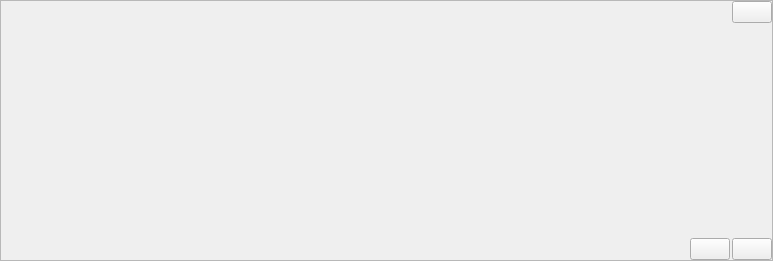
Above: src/gui/Dlg/rgb.ui from LaM0uette/PySide6_Blank_Project_demo before the change. Below: the same form after it.
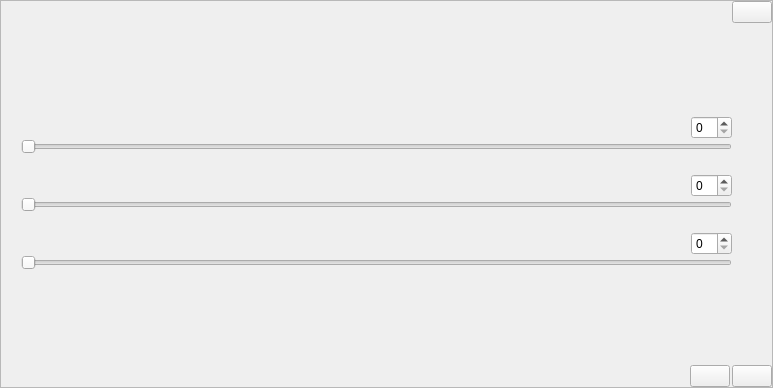
That is the form after the change.

Diff of the .ui file:
```diff
--- a/src/gui/Dlg/rgb.ui
+++ b/src/gui/Dlg/rgb.ui
@@ -7,7 +7,7 @@
     <x>0</x>
     <y>0</y>
     <width>773</width>
-    <height>261</height>
+    <height>388</height>
    </rect>
   </property>
   <layout class="QGridLayout" name="glay_dlg">
@@ -118,7 +118,25 @@
          <number>20</number>
         </property>
         <item>
-         <spacer name="verticalSpacer_2">
+         <layout class="QGridLayout" name="glay_rgb">
+          <property name="horizontalSpacing">
+           <number>20</number>
+          </property>
+          <property name="verticalSpacing">
+           <number>0</number>
+          </property>
+          <item row="1" column="3" rowspan="8">
+           <widget class="QFrame" name="fr_rgb_colors">
+            <property name="frameShape">
+             <enum>QFrame::StyledPanel</enum>
+            </property>
+            <property name="frameShadow">
+             <enum>QFrame::Raised</enum>
+            </property>
+           </widget>
+          </item>
+          <item row="0" column="0" colspan="4">
+           <spacer name="verticalSpacer_14">
           <property name="orientation">
            <enum>Qt::Vertical</enum>
           </property>
@@ -130,9 +148,22 @@
           </property>
          </spacer>
         </item>
-        <item>
-         <spacer name="verticalSpacer">
+          <item row="1" column="1">
+           <spacer name="horizontalSpacer_10">
           <property name="orientation">
+             <enum>Qt::Horizontal</enum>
+            </property>
+            <property name="sizeHint" stdset="0">
+             <size>
+              <width>40</width>
+              <height>20</height>
+             </size>
+            </property>
+           </spacer>
+          </item>
+          <item row="9" column="0" colspan="4">
+           <spacer name="verticalSpacer_11">
+            <property name="orientation">
            <enum>Qt::Vertical</enum>
           </property>
           <property name="sizeHint" stdset="0">
@@ -142,6 +173,105 @@
            </size>
           </property>
          </spacer>
+          </item>
+          <item row="7" column="2">
+           <widget class="QSpinBox" name="sb_rgb_blue"/>
+          </item>
+          <item row="7" column="0">
+           <widget class="QLabel" name="lb_rgb_blue"/>
+          </item>
+          <item row="4" column="2">
+           <widget class="QSpinBox" name="sb_rgb_green"/>
+          </item>
+          <item row="1" column="0">
+           <widget class="QLabel" name="lb_rgb_red"/>
+          </item>
+          <item row="4" column="0">
+           <widget class="QLabel" name="lb_rgb_green"/>
+          </item>
+          <item row="7" column="1">
+           <spacer name="horizontalSpacer_12">
+            <property name="orientation">
+             <enum>Qt::Horizontal</enum>
+            </property>
+            <property name="sizeHint" stdset="0">
+             <size>
+              <width>40</width>
+              <height>20</height>
+             </size>
+            </property>
+           </spacer>
+          </item>
+          <item row="2" column="0" colspan="3">
+           <widget class="QSlider" name="sd_rgb_red">
+            <property name="orientation">
+             <enum>Qt::Horizontal</enum>
+            </property>
+           </widget>
+          </item>
+          <item row="5" column="0" colspan="3">
+           <widget class="QSlider" name="sd_rgb_green">
+            <property name="orientation">
+             <enum>Qt::Horizontal</enum>
+            </property>
+           </widget>
+          </item>
+          <item row="1" column="2">
+           <widget class="QSpinBox" name="sb_rgb_red"/>
+          </item>
+          <item row="6" column="0" colspan="3">
+           <spacer name="verticalSpacer_12">
+            <property name="orientation">
+             <enum>Qt::Vertical</enum>
+            </property>
+            <property name="sizeType">
+             <enum>QSizePolicy::Fixed</enum>
+            </property>
+            <property name="sizeHint" stdset="0">
+             <size>
+              <width>20</width>
+              <height>20</height>
+             </size>
+            </property>
+           </spacer>
+          </item>
+          <item row="8" column="0" colspan="3">
+           <widget class="QSlider" name="sd_rgb_blue">
+            <property name="orientation">
+             <enum>Qt::Horizontal</enum>
+            </property>
+           </widget>
+          </item>
+          <item row="3" column="0" colspan="3">
+           <spacer name="verticalSpacer_13">
+            <property name="orientation">
+             <enum>Qt::Vertical</enum>
+            </property>
+            <property name="sizeType">
+             <enum>QSizePolicy::Fixed</enum>
+            </property>
+            <property name="sizeHint" stdset="0">
+             <size>
+              <width>20</width>
+              <height>20</height>
+             </size>
+            </property>
+           </spacer>
+          </item>
+          <item row="4" column="1">
+           <spacer name="horizontalSpacer_11">
+            <property name="orientation">
+             <enum>Qt::Horizontal</enum>
+            </property>
+            <property name="sizeHint" stdset="0">
+             <size>
+              <width>40</width>
+              <height>20</height>
+             </size>
+            </property>
+           </spacer>
+          </item>
+         </layout>
         </item>
        </layout>
       </item>
```
Lines whose indentation alone changed are shown as unchanged.
